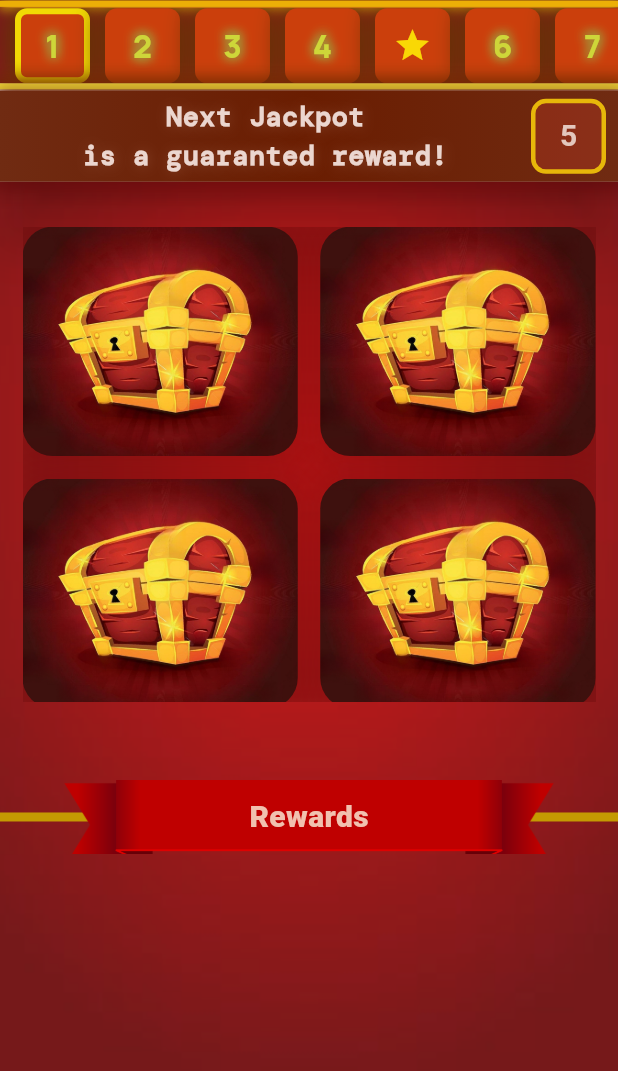
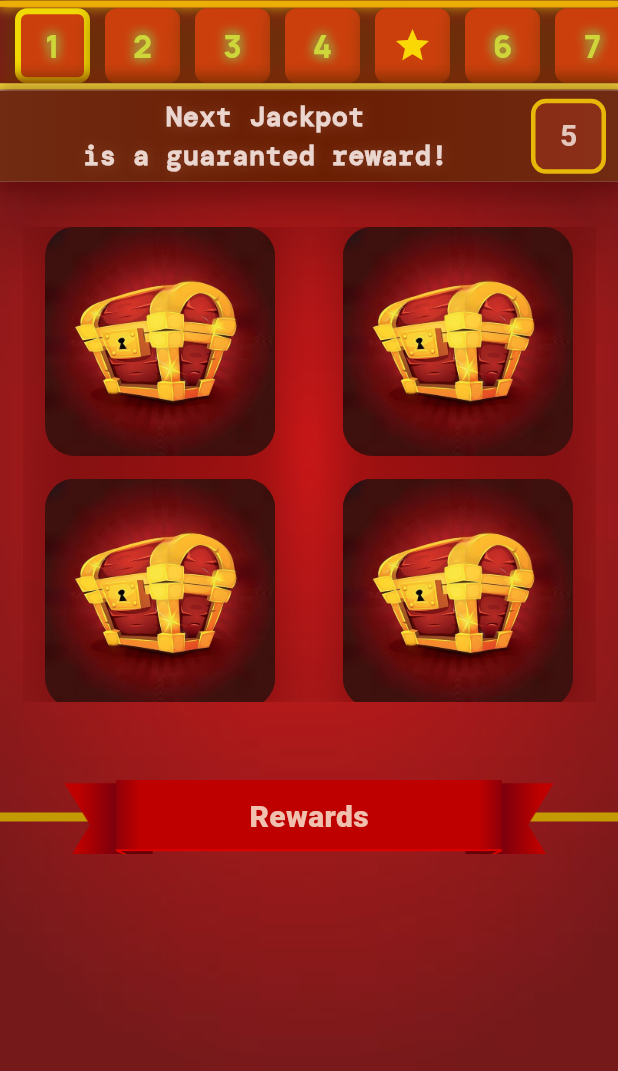
Before and after one commit to nabinyd/guess-the-box, a Flutter app: the screen it shows once a user with an empty profile is signed in, on a phone screen of 412 x 824 dp, the part 165-1236 px from its top. Run offline on Flutter 3.47's test engine with Material 3 defaults, Android fonts, the phone set to English and light mode, and no system bars; drawn by our look-alikes of flutter_animate, scrollable_positioned_list, simple_gradient_text; our stand-ins replace cloud_firestore, connectivity_plus, countup, firebase_auth, firebase_core, firebase_messaging and 6 more; accounts and stored records are empty.

Commit message:
adding animation and fixed bomb image issue

```diff
--- a/lib/screen/homepage/homescreen.dart
+++ b/lib/screen/homepage/homescreen.dart
@@ -80,6 +80,7 @@ class _HomePageState extends State<HomePage> with TickerProviderStateMixin {
         isContainerTapped[selectedContainer] = true;
         Timer(const Duration(milliseconds: 100), () {
           isGameOver = true;
+          rewards.remove("assets/bomby.jpg");
         });
 
         displaysuffledimage = suffledRewards![selectedContainer];
@@ -131,10 +132,11 @@ class _HomePageState extends State<HomePage> with TickerProviderStateMixin {
       level++;
       if (level >= 3) {
         showLeaveWithRewardButton = true;
+        // rewards.add("assets/bomby.jpg");
       }
-      if (level < 3) {
-        rewards.remove("assets/bomby.jpg");
-      }
+      // if (level < 3) {
+      //   rewards.remove("assets/bomby.jpg");
+      // }
     });
 
     if (suffledRewards![selectedContainer] == 'assets/reward1.jpg') {
@@ -164,8 +166,8 @@ class _HomePageState extends State<HomePage> with TickerProviderStateMixin {
           duration: const Duration(milliseconds: 500),
           curve: Curves.linear);
       showLeaveWithRewardButton = false;
-      if (level < 3) {
-        rewards.remove("assets/bomby.jpg");
+      if (level >= 3) {
+        // rewards.add("assets/bomby.jpg");
       }
     });
   }
@@ -469,10 +471,14 @@ class _HomePageState extends State<HomePage> with TickerProviderStateMixin {
                           print("the selected box = $index");
                         },
                         child: !isGameOver
-                            ? Container(
+                            ? Padding(
+                                padding:
+                                    const EdgeInsets.symmetric(horizontal: 15),
+                                child: Container(
                                     decoration: BoxDecoration(boxShadow: [
                                       BoxShadow(
-                                    color: const Color.fromARGB(255, 79, 1, 1)
+                                        color:
+                                            const Color.fromARGB(255, 79, 1, 1)
                                                 .withOpacity(0.4),
                                         spreadRadius: 8,
                                         blurRadius: 25,
@@ -485,21 +491,29 @@ class _HomePageState extends State<HomePage> with TickerProviderStateMixin {
                                         child: Image.asset(
                                           'assets/rewardimage.jpeg',
                                           fit: BoxFit.cover,
-                                  ).animate().shake(
-                                      duration: 300.milliseconds,
-                                      delay: 500.milliseconds),
+                                        ))),
                               )
                                 .animate()
-                                    .moveY(duration: 400.ms, begin: -800)
+                                .moveX(duration: 300.ms, begin: 300)
                                 .shake(
-                                      duration: 500.milliseconds,
-                                      delay: 500.milliseconds,
-                                    ),
-                              )
-                            : Container(
+                                    delay: 400.milliseconds,
+                                    hz: 3,
+                                    rotation: 0.2)
+                                .fade(duration: 400.milliseconds, delay: 100.ms)
+                                .shake(
+                                    delay: 1.seconds,
+                                    duration: 700.ms,
+                                    hz: 2.2,
+                                    rotation: 0.25)
+                                .fade(delay: 200.ms, duration: 400.ms)
+                            : Padding(
+                                    padding: const EdgeInsets.symmetric(
+                                        horizontal: 15),
+                                    child: Container(
                                       decoration: BoxDecoration(boxShadow: [
                                         BoxShadow(
-                                    color: const Color.fromARGB(255, 79, 1, 1)
+                                          color: const Color.fromARGB(
+                                                  255, 79, 1, 1)
                                               .withOpacity(0.4),
                                           spreadRadius: 8,
                                           blurRadius: 10,
@@ -512,13 +526,13 @@ class _HomePageState extends State<HomePage> with TickerProviderStateMixin {
                                           child: Image.asset(
                                             suffledRewards![index],
                                             fit: BoxFit.cover,
-                                  )
+                                          )),
+                                    ))
                                 .animate()
-                                      .shake(duration: 400.milliseconds)
-                                      .then(delay: 200.milliseconds)
-                                      .moveX(end: -500),
-                                ),
-                              ),
+                                .shake(
+                                    delay: 400.milliseconds,
+                                    hz: 3,
+                                    rotation: 0.2),
                       );
                     },
                   ),
```
Also changed, not shown: lib/componennts/leavewithreward.dart (+6 -6 lines), lib/screen/reward/wincoinscreen.dart (+6 -6 lines). Lines whose indentation alone changed are shown as unchanged.
